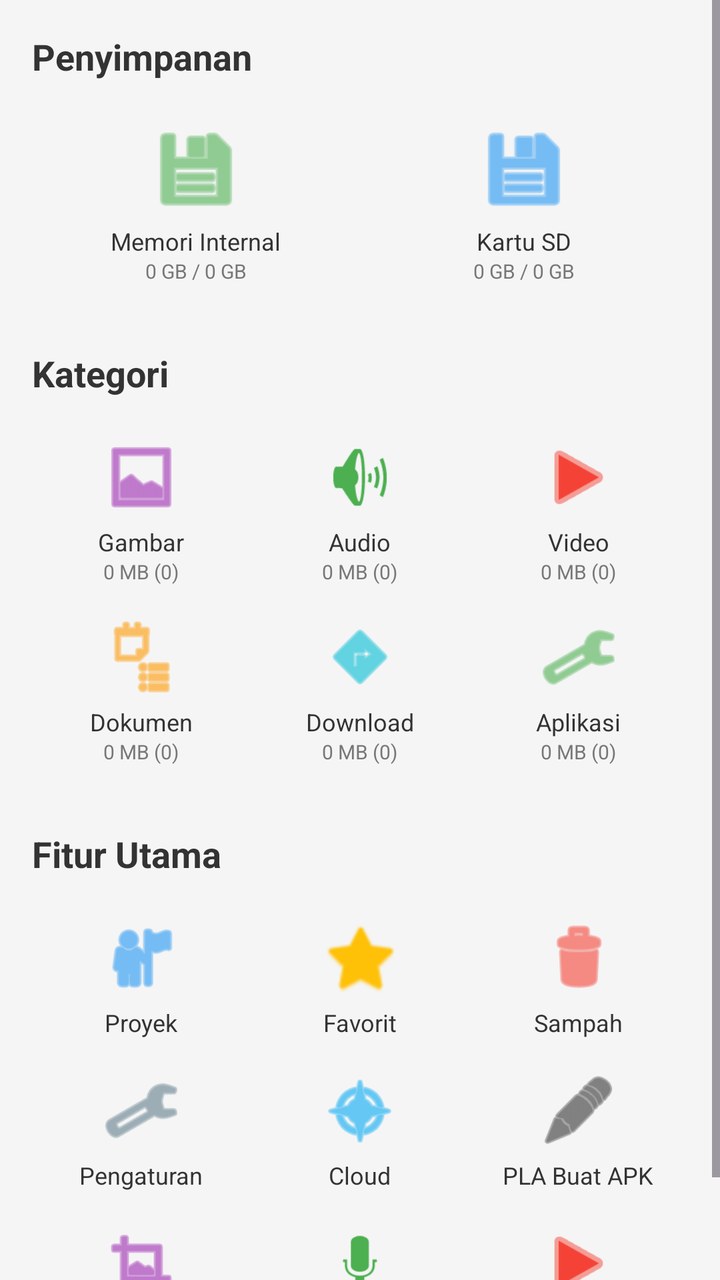
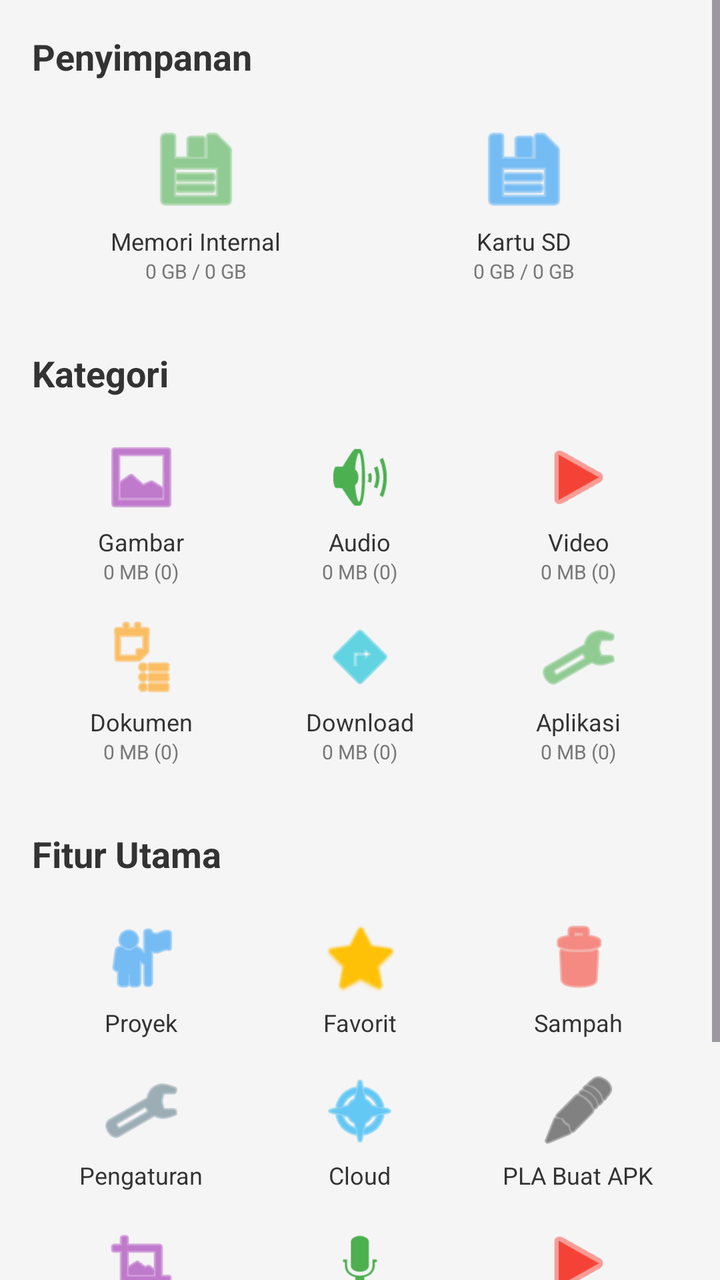

Compare the two renders of this Android layout. The source of the first and the diff that turns it into the second are given below.
<!-- AndroidManifest.xml: application theme Theme.PlaManajer -->
<!-- res/layout/activity_main.xml -->
<?xml version="1.0" encoding="utf-8"?>
<ScrollView xmlns:android="http://schemas.android.com/apk/res/android"
    xmlns:app="http://schemas.android.com/apk/res-auto"
    android:layout_width="match_parent"
    android:layout_height="match_parent"
    android:background="#F5F5F5">

    <LinearLayout
        android:layout_width="match_parent"
        android:layout_height="wrap_content"
        android:orientation="vertical"
        android:padding="16dp">

        
        <TextView
            android:layout_width="wrap_content"
            android:layout_height="wrap_content"
            android:text="Penyimpanan"
            android:textSize="18sp"
            android:textStyle="bold"
            android:textColor="#333333"
            android:layout_marginBottom="12dp"/>

        <GridLayout
            android:layout_width="match_parent"
            android:layout_height="wrap_content"
            android:columnCount="3"
            android:rowCount="1"
            android:layout_marginBottom="24dp">

            <LinearLayout
                android:id="@+id/cardInternal"
                android:layout_width="0dp"
                android:layout_height="wrap_content"
                android:layout_columnWeight="1"
                android:orientation="vertical"
                android:gravity="center"
                android:padding="8dp"
                android:background="?attr/selectableItemBackground">
                <ImageView android:layout_width="48dp" android:layout_height="48dp" android:src="@android:drawable/ic_menu_save" app:tint="#4CAF50"/>
                <TextView android:layout_width="wrap_content" android:layout_height="wrap_content" android:text="Memori Internal" android:textSize="12sp" android:textColor="#333333" android:layout_marginTop="4dp"/>
                <TextView android:id="@+id/tvInternalSize" android:layout_width="wrap_content" android:layout_height="wrap_content" android:text="0 GB / 0 GB" android:textSize="10sp" android:textColor="#777777"/>
            </LinearLayout>

            <LinearLayout
                android:id="@+id/cardSdCard"
                android:layout_width="0dp"
                android:layout_height="wrap_content"
                android:layout_columnWeight="1"
                android:orientation="vertical"
                android:gravity="center"
                android:padding="8dp"
                android:background="?attr/selectableItemBackground">
                <ImageView android:layout_width="48dp" android:layout_height="48dp" android:src="@android:drawable/ic_menu_save" app:tint="#2196F3"/>
                <TextView android:layout_width="wrap_content" android:layout_height="wrap_content" android:text="Kartu SD" android:textSize="12sp" android:textColor="#333333" android:layout_marginTop="4dp"/>
                <TextView android:id="@+id/tvSdSize" android:layout_width="wrap_content" android:layout_height="wrap_content" android:text="0 GB / 0 GB" android:textSize="10sp" android:textColor="#777777"/>
            </LinearLayout>

        </GridLayout>

        
        <TextView
            android:layout_width="wrap_content"
            android:layout_height="wrap_content"
            android:text="Kategori"
            android:textSize="18sp"
            android:textStyle="bold"
            android:textColor="#333333"
            android:layout_marginBottom="12dp"/>

        <GridLayout
            android:layout_width="match_parent"
            android:layout_height="wrap_content"
            android:columnCount="3"
            android:rowCount="2">

            <LinearLayout
                android:id="@+id/cardImages"
                android:layout_width="0dp"
                android:layout_height="wrap_content"
                android:layout_columnWeight="1"
                android:orientation="vertical"
                android:gravity="center"
                android:padding="8dp"
                android:background="?attr/selectableItemBackground">
                <ImageView android:layout_width="40dp" android:layout_height="40dp" android:src="@android:drawable/ic_menu_gallery" app:tint="#9C27B0"/>
                <TextView android:layout_width="wrap_content" android:layout_height="wrap_content" android:text="Gambar" android:textSize="12sp" android:textColor="#333333" android:layout_marginTop="4dp"/>
                <TextView android:id="@+id/tvImageStats" android:layout_width="wrap_content" android:layout_height="wrap_content" android:text="0 MB (0)" android:textSize="10sp" android:textColor="#777777"/>
            </LinearLayout>

            <LinearLayout
                android:id="@+id/cardAudio"
                android:layout_width="0dp"
                android:layout_height="wrap_content"
                android:layout_columnWeight="1"
                android:orientation="vertical"
                android:gravity="center"
                android:padding="8dp"
                android:background="?attr/selectableItemBackground">
                <ImageView android:layout_width="40dp" android:layout_height="40dp" android:src="@android:drawable/ic_lock_silent_mode_off" app:tint="#4CAF50"/>
                <TextView android:layout_width="wrap_content" android:layout_height="wrap_content" android:text="Audio" android:textSize="12sp" android:textColor="#333333" android:layout_marginTop="4dp"/>
                <TextView android:id="@+id/tvAudioStats" android:layout_width="wrap_content" android:layout_height="wrap_content" android:text="0 MB (0)" android:textSize="10sp" android:textColor="#777777"/>
            </LinearLayout>

            <LinearLayout
                android:id="@+id/cardVideos"
                android:layout_width="0dp"
                android:layout_height="wrap_content"
                android:layout_columnWeight="1"
                android:orientation="vertical"
                android:gravity="center"
                android:padding="8dp"
                android:background="?attr/selectableItemBackground">
                <ImageView android:layout_width="40dp" android:layout_height="40dp" android:src="@android:drawable/ic_media_play" app:tint="#F44336"/>
                <TextView android:layout_width="wrap_content" android:layout_height="wrap_content" android:text="Video" android:textSize="12sp" android:textColor="#333333" android:layout_marginTop="4dp"/>
                <TextView android:id="@+id/tvVideoStats" android:layout_width="wrap_content" android:layout_height="wrap_content" android:text="0 MB (0)" android:textSize="10sp" android:textColor="#777777"/>
            </LinearLayout>

            <LinearLayout
                android:id="@+id/cardDocuments"
                android:layout_width="0dp"
                android:layout_height="wrap_content"
                android:layout_columnWeight="1"
                android:orientation="vertical"
                android:gravity="center"
                android:padding="8dp"
                android:background="?attr/selectableItemBackground">
                <ImageView android:layout_width="40dp" android:layout_height="40dp" android:src="@android:drawable/ic_menu_agenda" app:tint="#FF9800"/>
                <TextView android:layout_width="wrap_content" android:layout_height="wrap_content" android:text="Dokumen" android:textSize="12sp" android:textColor="#333333" android:layout_marginTop="4dp"/>
                <TextView android:id="@+id/tvDocStats" android:layout_width="wrap_content" android:layout_height="wrap_content" android:text="0 MB (0)" android:textSize="10sp" android:textColor="#777777"/>
            </LinearLayout>

            <LinearLayout
                android:id="@+id/cardDownloads"
                android:layout_width="0dp"
                android:layout_height="wrap_content"
                android:layout_columnWeight="1"
                android:orientation="vertical"
                android:gravity="center"
                android:padding="8dp"
                android:background="?attr/selectableItemBackground">
                <ImageView android:layout_width="40dp" android:layout_height="40dp" android:src="@android:drawable/ic_menu_directions" app:tint="#00BCD4"/>
                <TextView android:layout_width="wrap_content" android:layout_height="wrap_content" android:text="Download" android:textSize="12sp" android:textColor="#333333" android:layout_marginTop="4dp"/>
                <TextView android:id="@+id/tvDownloadStats" android:layout_width="wrap_content" android:layout_height="wrap_content" android:text="0 MB (0)" android:textSize="10sp" android:textColor="#777777"/>
            </LinearLayout>

            <LinearLayout
                android:id="@+id/cardApps"
                android:layout_width="0dp"
                android:layout_height="wrap_content"
                android:layout_columnWeight="1"
                android:orientation="vertical"
                android:gravity="center"
                android:padding="8dp"
                android:background="?attr/selectableItemBackground">
                <ImageView android:layout_width="40dp" android:layout_height="40dp" android:src="@android:drawable/ic_menu_manage" app:tint="#4CAF50"/>
                <TextView android:layout_width="wrap_content" android:layout_height="wrap_content" android:text="Aplikasi" android:textSize="12sp" android:textColor="#333333" android:layout_marginTop="4dp"/>
                <TextView android:id="@+id/tvAppStats" android:layout_width="wrap_content" android:layout_height="wrap_content" android:text="0 MB (0)" android:textSize="10sp" android:textColor="#777777"/>
            </LinearLayout>

        </GridLayout>

        
        <TextView
            android:layout_width="wrap_content"
            android:layout_height="wrap_content"
            android:text="Fitur Utama"
            android:textSize="18sp"
            android:textStyle="bold"
            android:textColor="#333333"
            android:layout_marginTop="24dp"
            android:layout_marginBottom="12dp"/>

        <GridLayout
            android:layout_width="match_parent"
            android:layout_height="wrap_content"
            android:columnCount="3"
            android:rowCount="4">

            <LinearLayout android:id="@+id/cardProjects" android:layout_width="0dp" android:layout_height="wrap_content" android:layout_columnWeight="1" android:orientation="vertical" android:gravity="center" android:padding="8dp" android:background="?attr/selectableItemBackground">
                <ImageView android:layout_width="40dp" android:layout_height="40dp" android:src="@android:drawable/ic_menu_myplaces" app:tint="#2196F3"/>
                <TextView android:layout_width="wrap_content" android:layout_height="wrap_content" android:text="Proyek" android:textSize="12sp" android:textColor="#333333" android:layout_marginTop="4dp"/>
            </LinearLayout>

            <LinearLayout android:id="@+id/cardFavorites" android:layout_width="0dp" android:layout_height="wrap_content" android:layout_columnWeight="1" android:orientation="vertical" android:gravity="center" android:padding="8dp" android:background="?attr/selectableItemBackground">
                <ImageView android:layout_width="40dp" android:layout_height="40dp" android:src="@android:drawable/btn_star" app:tint="#FFC107"/>
                <TextView android:layout_width="wrap_content" android:layout_height="wrap_content" android:text="Favorit" android:textSize="12sp" android:textColor="#333333" android:layout_marginTop="4dp"/>
            </LinearLayout>

            <LinearLayout android:id="@+id/cardTrash" android:layout_width="0dp" android:layout_height="wrap_content" android:layout_columnWeight="1" android:orientation="vertical" android:gravity="center" android:padding="8dp" android:background="?attr/selectableItemBackground">
                <ImageView android:layout_width="40dp" android:layout_height="40dp" android:src="@android:drawable/ic_menu_delete" app:tint="#F44336"/>
                <TextView android:layout_width="wrap_content" android:layout_height="wrap_content" android:text="Sampah" android:textSize="12sp" android:textColor="#333333" android:layout_marginTop="4dp"/>
            </LinearLayout>

            <LinearLayout android:id="@+id/cardSettings" android:layout_width="0dp" android:layout_height="wrap_content" android:layout_columnWeight="1" android:orientation="vertical" android:gravity="center" android:padding="8dp" android:background="?attr/selectableItemBackground">
                <ImageView android:layout_width="40dp" android:layout_height="40dp" android:src="@android:drawable/ic_menu_preferences" app:tint="#607D8B"/>
                <TextView android:layout_width="wrap_content" android:layout_height="wrap_content" android:text="Pengaturan" android:textSize="12sp" android:textColor="#333333" android:layout_marginTop="4dp"/>
            </LinearLayout>

            <LinearLayout android:id="@+id/cardCloud" android:layout_width="0dp" android:layout_height="wrap_content" android:layout_columnWeight="1" android:orientation="vertical" android:gravity="center" android:padding="8dp" android:background="?attr/selectableItemBackground">
                <ImageView android:layout_width="40dp" android:layout_height="40dp" android:src="@android:drawable/ic_menu_compass" app:tint="#03A9F4"/>
                <TextView android:layout_width="wrap_content" android:layout_height="wrap_content" android:text="Cloud" android:textSize="12sp" android:textColor="#333333" android:layout_marginTop="4dp"/>
            </LinearLayout>

            <LinearLayout android:id="@+id/cardGithub" android:layout_width="0dp" android:layout_height="wrap_content" android:layout_columnWeight="1" android:orientation="vertical" android:gravity="center" android:padding="8dp" android:background="?attr/selectableItemBackground">
                <ImageView android:layout_width="40dp" android:layout_height="40dp" android:src="@android:drawable/ic_menu_edit" app:tint="#333333"/>
                <TextView android:layout_width="wrap_content" android:layout_height="wrap_content" android:text="PLA Buat APK" android:textSize="12sp" android:textColor="#333333" android:layout_marginTop="4dp"/>
            </LinearLayout>

            <LinearLayout android:id="@+id/cardEditImage" android:layout_width="0dp" android:layout_height="wrap_content" android:layout_columnWeight="1" android:orientation="vertical" android:gravity="center" android:padding="8dp" android:background="?attr/selectableItemBackground">
                <ImageView android:layout_width="40dp" android:layout_height="40dp" android:src="@android:drawable/ic_menu_crop" app:tint="#9C27B0"/>
                <TextView android:layout_width="wrap_content" android:layout_height="wrap_content" android:text="PLA Edit Foto" android:textSize="12sp" android:textColor="#333333" android:layout_marginTop="4dp"/>
            </LinearLayout>

            <LinearLayout android:id="@+id/cardEditAudio" android:layout_width="0dp" android:layout_height="wrap_content" android:layout_columnWeight="1" android:orientation="vertical" android:gravity="center" android:padding="8dp" android:background="?attr/selectableItemBackground">
                <ImageView android:layout_width="40dp" android:layout_height="40dp" android:src="@android:drawable/ic_btn_speak_now" app:tint="#4CAF50"/>
                <TextView android:layout_width="wrap_content" android:layout_height="wrap_content" android:text="PLA Edit Audio" android:textSize="12sp" android:textColor="#333333" android:layout_marginTop="4dp"/>
            </LinearLayout>

            <LinearLayout android:id="@+id/cardEditVideo" android:layout_width="0dp" android:layout_height="wrap_content" android:layout_columnWeight="1" android:orientation="vertical" android:gravity="center" android:padding="8dp" android:background="?attr/selectableItemBackground">
                <ImageView android:layout_width="40dp" android:layout_height="40dp" android:src="@android:drawable/ic_media_play" app:tint="#F44336"/>
                <TextView android:layout_width="wrap_content" android:layout_height="wrap_content" android:text="PLA Edit Video" android:textSize="12sp" android:textColor="#333333" android:layout_marginTop="4dp"/>
            </LinearLayout>

        </GridLayout>

    </LinearLayout>
</ScrollView>
<!-- resources referenced by this layout -->
<resources>
  <style name="Theme.PlaManajer" parent="Theme.Material3.DayNight.NoActionBar">
          <item name="colorPrimary">@color/primary</item>
          <item name="colorOnPrimary">@color/on_primary</item>
          <item name="colorPrimaryContainer">@color/primary_container</item>
          <item name="colorOnPrimaryContainer">@color/on_primary_container</item>
          <item name="android:statusBarColor">?attr/colorSurface</item>
          <item name="android:windowLightStatusBar" tools:targetApi="m">?attr/isLightTheme</item>
      </style>
  <color name="primary">#5B8DEF</color>
  <color name="on_primary">#FFFFFF</color>
  <color name="primary_container">#D8E4FF</color>
  <color name="on_primary_container">#001B3D</color>
</resources>

<!-- the commit's change to res/layout/activity_main.xml (unified diff, before → after) -->
@@ -222,6 +222,12 @@
                 <TextView android:layout_width="wrap_content" android:layout_height="wrap_content" android:text="PLA Edit Video" android:textSize="12sp" android:textColor="#333333" android:layout_marginTop="4dp"/>
             </LinearLayout>
 
+            
+            <LinearLayout android:id="@+id/cardGlobalEq" android:layout_width="0dp" android:layout_height="wrap_content" android:layout_columnWeight="1" android:orientation="vertical" android:gravity="center" android:padding="8dp" android:background="?attr/selectableItemBackground">
+                <ImageView android:layout_width="40dp" android:layout_height="40dp" android:src="@android:drawable/ic_lock_silent_mode_off" app:tint="#E91E63"/>
+                <TextView android:layout_width="wrap_content" android:layout_height="wrap_content" android:text="Equalizer 32 Band" android:textSize="12sp" android:textColor="#333333" android:layout_marginTop="4dp"/>
+            </LinearLayout>
+
         </GridLayout>
 
     </LinearLayout>
